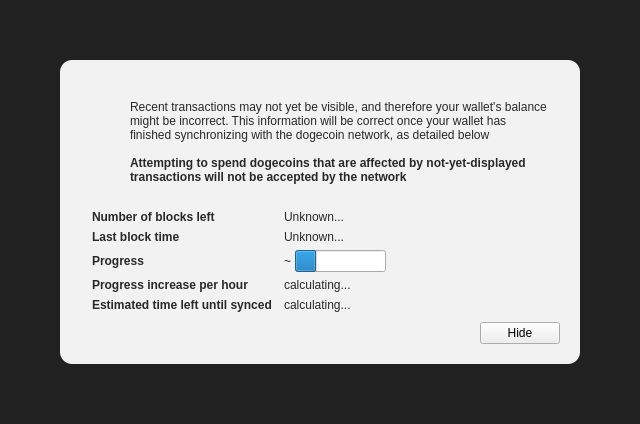
Old version of the form src/qt/forms/chainsyncoverlay.ui in the repository VadiqueMe/dogecoin.
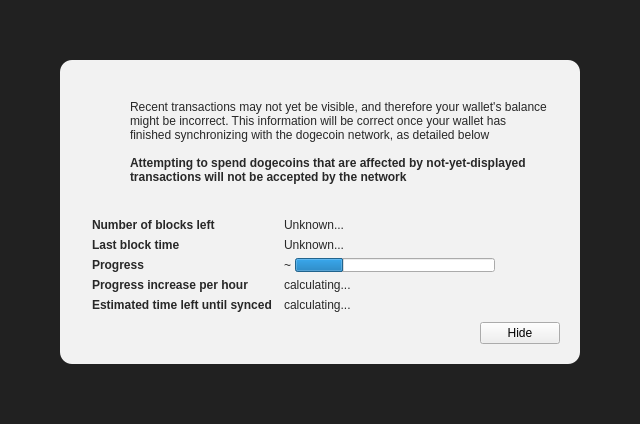
New version of the form. Icons and pictures are not drawn. Custom widgets are drawn as their Qt base class.

```diff
--- a/src/qt/forms/chainsyncoverlay.ui
+++ b/src/qt/forms/chainsyncoverlay.ui
@@ -330,7 +330,13 @@
               </spacer>
              </item>
              <item>
-              <widget class="QProgressBar" name="progressBar">
+              <widget class="QProgressBar" name="syncProgress">
+               <property name="minimumSize">
+                <size>
+                 <width>200</width>
+                 <height>10</height>
+                </size>
+               </property>
                <property name="value">
                 <number>24</number>
                </property>
```
